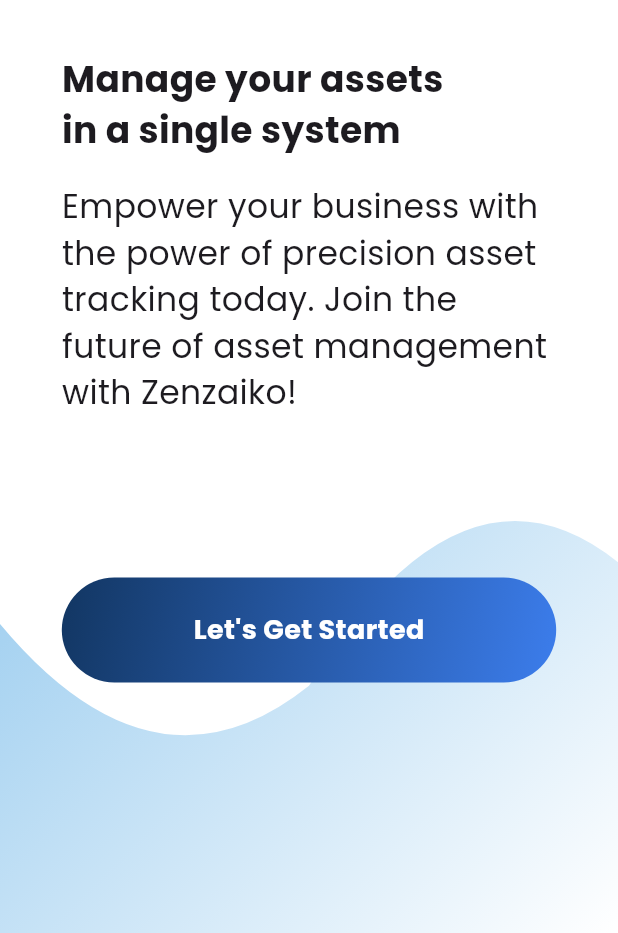
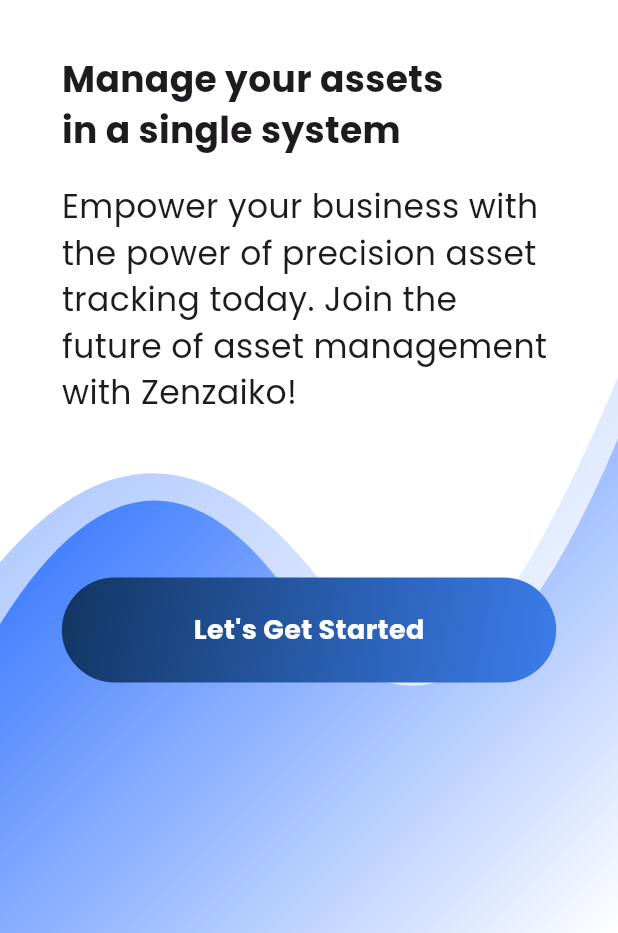
Before and after one commit to LucasSong63/transition_practice, a Flutter app: the screen it shows after launch, on a phone screen of 412 x 824 dp, the part 303-1236 px from its top. Run offline on Flutter 3.47's test engine with Material 3 defaults, Android fonts, the light colour scheme and no system bars; drawn by our look-alikes of auto_size_text; our stand-ins replace sizer.

Commit message:
Code Optimization , GetStarted Page's Background Optimize

```diff
--- a/lib/features/start/presentation/pages/get_started_page.dart
+++ b/lib/features/start/presentation/pages/get_started_page.dart
@@ -17,24 +17,25 @@
     with SingleTickerProviderStateMixin {
   @override
   Widget build(BuildContext context) {
-    return const Scaffold(
+    var size = MediaQuery.of(context).size;
+    return Scaffold(
         backgroundColor: Colors.white,
         body: Stack(
-          children: [get_started_background(), get_started_body()],
+          children: [GetStartedBackground(size: size), const GetStartedBody()],
         ));
   }
 }
 
-class get_started_body extends StatefulWidget {
-  const get_started_body({
+class GetStartedBody extends StatefulWidget {
+  const GetStartedBody({
     super.key,
   });
 
   @override
-  State<get_started_body> createState() => _get_started_bodyState();
+  State<GetStartedBody> createState() => _GetStartedBodyState();
 }
 
-class _get_started_bodyState extends State<get_started_body> {
+class _GetStartedBodyState extends State<GetStartedBody> {
   DateTime? firstClickTime;
 
   @override
--- a/lib/features/start/presentation/widgets/get_started_background.dart
+++ b/lib/features/start/presentation/widgets/get_started_background.dart
@@ -1,33 +1,59 @@
 import 'package:flutter/material.dart';
-import 'package:sizer/sizer.dart';
 
-class get_started_background extends StatelessWidget {
-  const get_started_background({
+class GetStartedBackground extends StatelessWidget {
+  final Size size;
+
+  const GetStartedBackground({
     super.key,
+    required this.size,
   });
 
   @override
   Widget build(BuildContext context) {
-    return Padding(
-      padding: EdgeInsets.only(
-        top: 50.h,
-      ),
+    return Stack(
+      children: [
+        // First layer
+        Padding(
+          padding: EdgeInsets.only(top: size.height * 0.5),
           child: ClipPath(
             clipper: WaveClipper(),
             child: Container(
-          height: 50.h,
+              height: size.height * 0.5,
               decoration: const BoxDecoration(
                 gradient: LinearGradient(
                   begin: Alignment.topLeft,
                   end: Alignment.bottomRight,
                   colors: [
-                Color.fromRGBO(136, 195, 236, 1.0),
-                Color.fromRGBO(255, 255, 255, 1.0)
+                    Color(0xFF0D5AFF), // Darker blue on the top-left
+                    Color(0xFFFFFFFF), // White towards the bottom-right
                   ],
                 ),
               ),
             ),
           ),
+        ),
+        // Second layer with transparency
+        Padding(
+          padding: EdgeInsets.only(top: size.height * 0.5),
+          child: ClipPath(
+            clipper:
+                SecondWaveClipper(), // Different clipper for a second curve
+            child: Container(
+              height: size.height * 0.5,
+              decoration: BoxDecoration(
+                gradient: LinearGradient(
+                  begin: Alignment.topLeft,
+                  end: Alignment.bottomRight,
+                  colors: [
+                    Color(0x6C0D5AFF), // Transparent layer
+                    Color(0x37FFFFFF), // Fully transparent at the bottom-right
+                  ],
+                ),
+              ),
+            ),
+          ),
+        ),
+      ],
     );
   }
 }
@@ -36,32 +62,65 @@
   @override
   Path getClip(Size size) {
     var path = Path();
-    path.moveTo(0, size.height * (0.5)); // Start at middle-left
 
-    // First wave curve
+    // Start higher on the left side
+    path.moveTo(0, size.height * 0.5); // Left side is higher (20% of height)
+
+    // First wave - sharp drop
     path.quadraticBezierTo(
-      size.width * 0.25,
-      size.height * (0.3 + 0.5),
-      size.width * 0.5,
-      size.height * (0.5 + 0.1),
+      size.width * 0.25, size.height * 0.1, // Midpoint (sharp drop)
+      size.width * 0.5, size.height * 0.5, // Lower point (right is lower)
     );
 
-    // Second wave curve
+    // Second wave - gentler slope to the right
     path.quadraticBezierTo(
-      size.width * 0.75,
-      size.height * (0.7 - 0.5),
-      size.width,
-      size.height * (0.5 - 0.1),
+      size.width * 0.75, size.height * 0.8, // Smoother slope
+      size.width, size.height * 0.2, // Ends lower on the right side
     );
 
     path.lineTo(size.width, size.height); // Bottom-right corner
-    path.lineTo(0, size.height);
+    path.lineTo(0, size.height); // Bottom-left corner
     path.close(); // Close the path
     return path;
   }
 
   @override
   bool shouldReclip(CustomClipper<Path> oldClipper) {
-    return true; // Reclip the shape for continuous animation
+    return false;
   }
 }
+
+class SecondWaveClipper extends CustomClipper<Path> {
+  @override
+  Path getClip(Size size) {
+    var path = Path();
+    path.moveTo(
+        0, size.height * 0.4); // Slightly different start for second layer
+
+    // First wave curve
+    path.quadraticBezierTo(
+      size.width * 0.30,
+      size.height * 0.05,
+      size.width * 0.6,
+      size.height * 0.55,
+    );
+
+    // Second wave curve
+    path.quadraticBezierTo(
+      size.width * 0.75,
+      size.height * 0.7,
+      size.width,
+      size.height * 0.1,
+    );
+
+    path.lineTo(size.width, size.height); // Bottom-right corner
+    path.lineTo(0, size.height); // Bottom-left corner
+    path.close(); // Close the path
+    return path;
+  }
+
+  @override
+  bool shouldReclip(CustomClipper<Path> oldClipper) {
+    return false;
+  }
+}
```
Also changed, not shown: 3 other files. Lines whose indentation alone changed are shown as unchanged.
